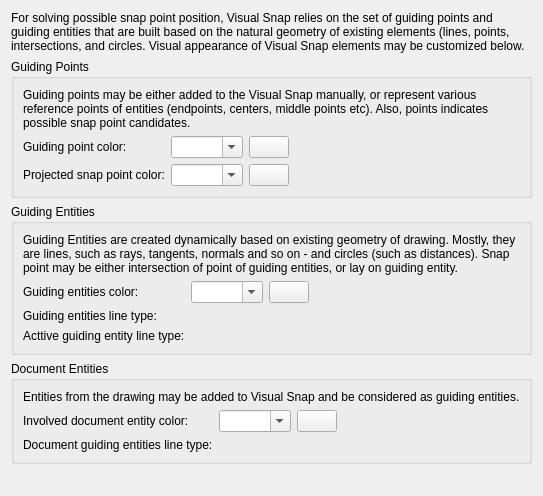
sand1024/LibreCAD, file librecad/src/ui/dialogs/settings/options_drafting/pages/theme/lc_settings_page_drafting_theme_snap_visual.ui: the form before one commit.
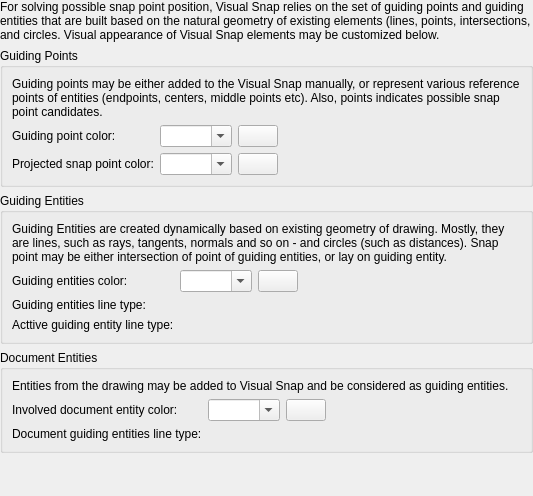
The form after the commit. Custom widgets are drawn as their Qt base class.

Commit message: generic setting and drawfting settings dialogs cleanup

Patch:
```diff
--- a/librecad/src/ui/dialogs/settings/options_drafting/pages/theme/lc_settings_page_drafting_theme_snap_visual.ui
+++ b/librecad/src/ui/dialogs/settings/options_drafting/pages/theme/lc_settings_page_drafting_theme_snap_visual.ui
@@ -11,6 +11,18 @@
    </rect>
   </property>
   <layout class="QGridLayout" name="gridLayout_2">
+   <property name="leftMargin">
+    <number>0</number>
+   </property>
+   <property name="topMargin">
+    <number>0</number>
+   </property>
+   <property name="rightMargin">
+    <number>0</number>
+   </property>
+   <property name="bottomMargin">
+    <number>0</number>
+   </property>
    <item row="5" column="0">
     <spacer name="verticalSpacer">
      <property name="orientation">
```
The commit also changes 40 other files.
